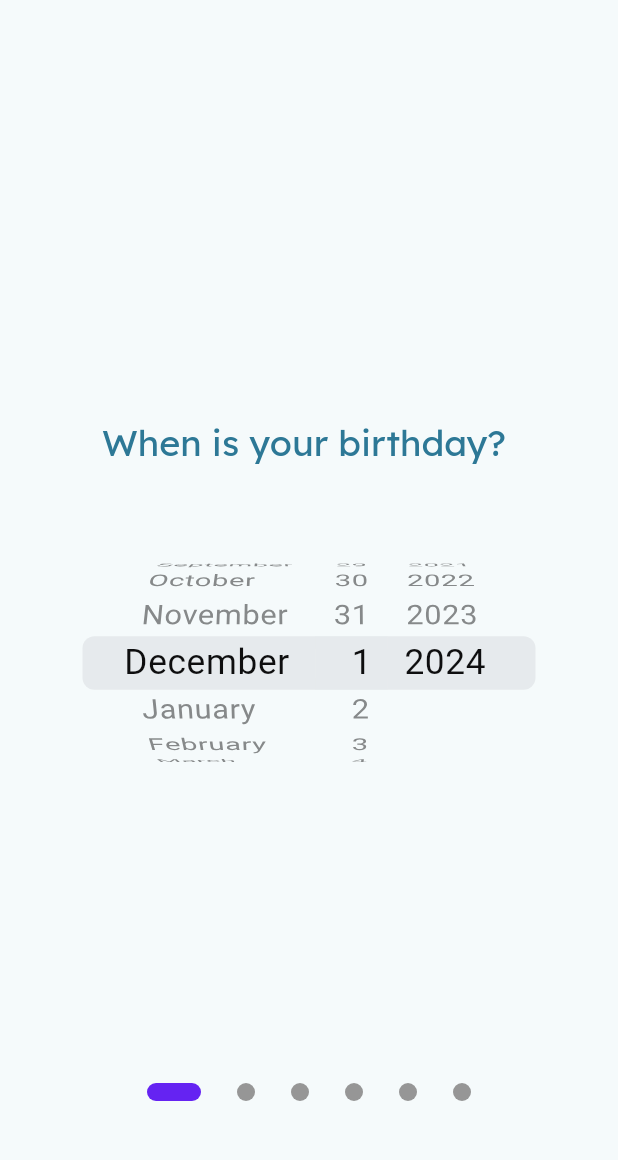
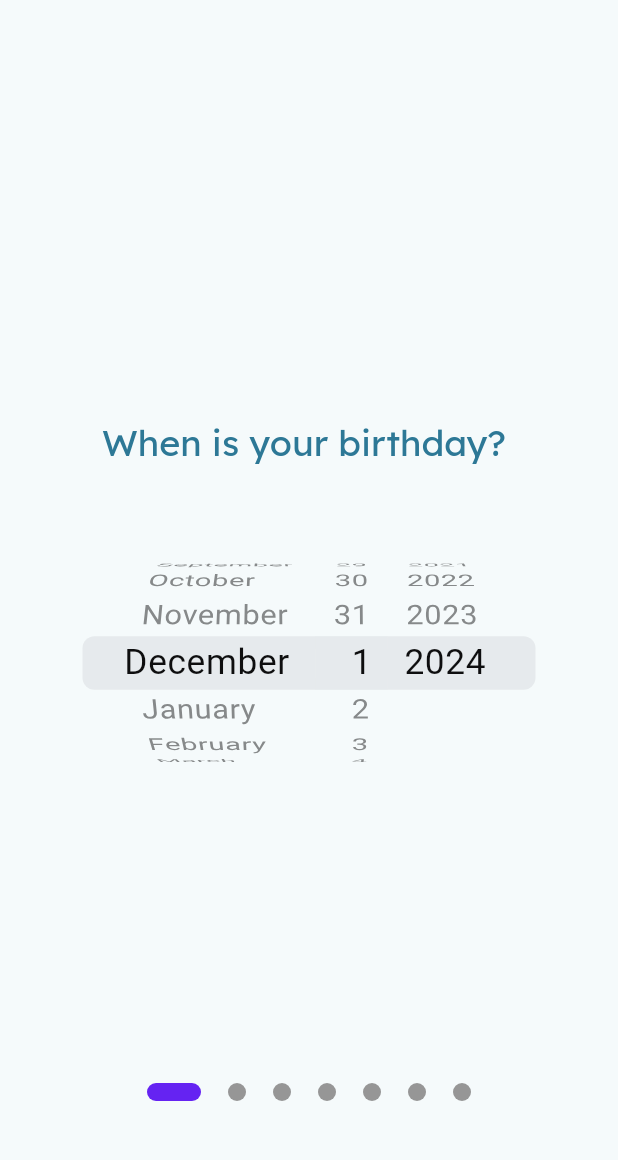
Before and after one commit to DCXan/apolli, a Flutter app: the screen it shows after launch, on a phone screen of 412 x 824 dp, the part 63-1223 px from its top. Run offline on Flutter 3.47's test engine with Material 3 defaults, Android fonts, the light colour scheme and no system bars; drawn by our look-alikes of smooth_page_indicator; our stand-ins replace google_fonts; missing offline and left inert: us_states.

Commit message:
added us states package and onboarding page

```diff
--- a/apolli/lib/onboarding/onboarding_flow.dart
+++ b/apolli/lib/onboarding/onboarding_flow.dart
@@ -4,6 +4,7 @@ import 'package:apolli/onboarding/onboarding_page_race.dart';
 import 'package:apolli/onboarding/onboarding_page_education.dart';
 import 'package:apolli/onboarding/onboarding_page_employment.dart';
 import 'package:apolli/onboarding/onboarding_page_home_ownership.dart';
+import 'package:apolli/onboarding/onboarding_page_state_residence.dart';
 import 'package:flutter/material.dart';
 import 'package:smooth_page_indicator/smooth_page_indicator.dart';
 
@@ -43,6 +44,7 @@ class _OnboardingFlowState extends State<OnboardingFlow> {
               OnboardingPageEducation(),
               OnboardingPageEmployment(),
               OnboardingPageHomeOwnership(),
+              OnboardingPageStateResidence()
             ],
           ),
           Container(
@@ -50,7 +52,7 @@ class _OnboardingFlowState extends State<OnboardingFlow> {
             padding: const EdgeInsets.only(bottom: 48),
             child: SmoothPageIndicator(
               effect: const ExpandingDotsEffect(
-                  spacing: 24,
+                  spacing: 18,
                   dotWidth: 12,
                   dotHeight: 12,
                   dotColor: Color.fromARGB(255, 150, 150, 150),
@@ -59,7 +61,7 @@ class _OnboardingFlowState extends State<OnboardingFlow> {
                 _goToPage(index);
               },
               controller: _controller,
-              count: 6,
+              count: 7,
             ),
           )
         ],
--- a/apolli/pubspec.yaml
+++ b/apolli/pubspec.yaml
@@ -12,6 +12,7 @@ dependencies:
     sdk: flutter
   google_fonts: ^6.1.0
   smooth_page_indicator: ^1.1.0
+  us_states: ^1.2.0
 
 dev_dependencies:
   flutter_test:
```
Also changed, not shown: apolli/lib/onboarding/onboarding_page_state_residence.dart (added, +57 -0 lines), apolli/pubspec.lock.
